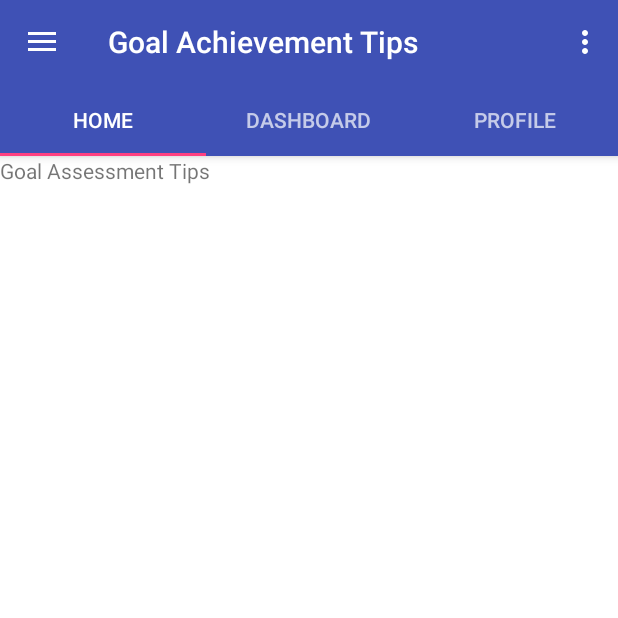
After one commit to duncan0506/LeapOnline2.0, an Android app: the fragment FragmentGoalTips placed in its activity, on a phone screen of 412 x 824 dp, the top half of it. The commit adds this screen. Run offline under Robolectric (Android 15) with nearby library versions, the phone set to English and light mode, and no system bars.

```diff
--- /dev/null
+++ b/app/src/main/java/com/peoplecoachingworks/leapstudio20/FragmentGoalTips.java
@@ -0,0 +1,34 @@
+package com.peoplecoachingworks.leapstudio20;
+
+import android.os.Bundle;
+import android.support.annotation.Nullable;
+import android.support.v4.app.Fragment;
+import android.view.LayoutInflater;
+import android.view.View;
+import android.view.ViewGroup;
+
+
+/**
+ * A simple {@link Fragment} subclass.
+ * Activities that contain this fragment must implement the
+ * {@link FragmentGoalTips.OnFragmentInteractionListener} interface
+ * to handle interaction events.
+ * Use the {@link FragmentGoalTips#newInstance} factory method to
+ * create an instance of this fragment.
+ */
+public class FragmentGoalTips extends Fragment {
+
+    @Override
+    public void onCreate(@Nullable Bundle savedInstanceState) {
+        super.onCreate(savedInstanceState);
+
+        getActivity().setTitle("Goal Achievement Tips"); //Set title for Fragment
+    }
+
+    @Nullable
+    @Override
+    public View onCreateView(LayoutInflater inflater, @Nullable ViewGroup container, @Nullable Bundle savedInstanceState) {
+        return inflater.inflate(R.layout.fragment_goal_tips, container, false);
+    }
+
+}
--- /dev/null
+++ b/app/src/main/res/drawable/ic_home_black_24dp.xml
@@ -0,0 +1,9 @@
+<vector xmlns:android="http://schemas.android.com/apk/res/android"
+    android:width="24dp"
+    android:height="24dp"
+    android:viewportHeight="24.0"
+    android:viewportWidth="24.0">
+    <path
+        android:fillColor="#FF000000"
+        android:pathData="M10,20v-6h4v6h5v-8h3L12,3 2,12h3v8z" />
+</vector>
--- /dev/null
+++ b/app/src/main/res/drawable/ic_star_black_24dp.xml
@@ -0,0 +1,9 @@
+<vector xmlns:android="http://schemas.android.com/apk/res/android"
+    android:width="24dp"
+    android:height="24dp"
+    android:viewportHeight="24.0"
+    android:viewportWidth="24.0">
+    <path
+        android:fillColor="#FF000000"
+        android:pathData="M12,17.27L18.18,21l-1.64,-7.03L22,9.24l-7.19,-0.61L12,2 9.19,8.63 2,9.24l5.46,4.73L5.82,21z" />
+</vector>
--- a/app/src/main/res/layout/app_bar_nav_drawer.xml
+++ b/app/src/main/res/layout/app_bar_nav_drawer.xml
@@ -42,6 +42,7 @@
 
     </android.support.design.widget.AppBarLayout>
 
+
     <include layout="@layout/content_nav_drawer" />
 
 </android.support.design.widget.CoordinatorLayout>
--- a/app/src/main/res/layout/content_nav_drawer.xml
+++ b/app/src/main/res/layout/content_nav_drawer.xml
@@ -2,6 +2,7 @@
 <android.support.constraint.ConstraintLayout xmlns:android="http://schemas.android.com/apk/res/android"
     xmlns:app="http://schemas.android.com/apk/res-auto"
     xmlns:tools="http://schemas.android.com/tools"
+    android:id="@+id/container"
     android:layout_width="match_parent"
     android:layout_height="match_parent"
     app:layout_behavior="@string/appbar_scrolling_view_behavior"
@@ -14,4 +15,10 @@
         android:layout_width="match_parent"
         android:layout_height="match_parent"></android.support.v4.view.ViewPager>
 
+    <FrameLayout
+        android:id="@+id/frame"
+        android:layout_width="match_parent"
+        android:layout_height="match_parent"
+        app:layout_behavior="@string/appbar_scrolling_view_behavior"></FrameLayout>
+
 </android.support.constraint.ConstraintLayout>
--- /dev/null
+++ b/app/src/main/res/layout/fragment_goal_tips.xml
@@ -0,0 +1,14 @@
+<FrameLayout xmlns:android="http://schemas.android.com/apk/res/android"
+    xmlns:tools="http://schemas.android.com/tools"
+    android:layout_width="match_parent"
+    android:layout_height="match_parent"
+    android:background="@color/white"
+    tools:context="com.peoplecoachingworks.leapstudio20.FragmentGoalTips">
+
+    <!-- TODO: Update blank fragment layout -->
+    <TextView
+        android:layout_width="match_parent"
+        android:layout_height="match_parent"
+        android:text="Goal Assessment Tips" />
+
+</FrameLayout>
--- a/app/src/main/res/menu/activity_nav_drawer_drawer.xml
+++ b/app/src/main/res/menu/activity_nav_drawer_drawer.xml
@@ -3,15 +3,26 @@
     xmlns:tools="http://schemas.android.com/tools"
     tools:showIn="navigation_view">
 
+
+    <item android:title="Home">
+        <menu>
+            <item
+                android:id="@+id/nav_home"
+                android:icon="@drawable/ic_home_black_24dp"
+                android:title="Home" />
+        </menu>
+    </item>
+
+
     <group android:checkableBehavior="single">
         <item
-            android:id="@+id/nav_camera"
-            android:icon="@drawable/ic_menu_camera"
-            android:title="Import" />
+            android:id="@+id/nav_assessment"
+            android:icon="@drawable/ic_assessment_black_24dp"
+            android:title="Assessment" />
         <item
-            android:id="@+id/nav_gallery"
-            android:icon="@drawable/ic_menu_gallery"
-            android:title="Gallery" />
+            android:id="@+id/nav_goal_tips"
+            android:icon="@drawable/ic_star_black_24dp"
+            android:title="Goal Achievement Tips" />
         <item
             android:id="@+id/nav_notification"
             android:icon="@drawable/ic_menu_notifications"
```
Also changed, not shown: app/src/main/java/com/peoplecoachingworks/leapstudio20/DatePickerFragment.java (deleted, +0 -26 lines), app/src/main/java/com/peoplecoachingworks/leapstudio20/FragmentAssessment.java (added, +24 -0 lines), app/src/main/java/com/peoplecoachingworks/leapstudio20/FragmentNotification.java (added, +24 -0 lines), app/src/main/java/com/peoplecoachingworks/leapstudio20/FragmentResources.java (added, +25 -0 lines), app/src/main/java/com/peoplecoachingworks/leapstudio20/FragmentSettings.java (added, +24 -0 lines), app/src/main/java/com/peoplecoachingworks/leapstudio20/NavDrawerActivity.java (+36 -15 lines), app/src/main/java/com/peoplecoachingworks/leapstudio20/TimePickerFragment.java (deleted, +0 -27 lines), app/src/main/res/layout/fragment_assessment.xml (added, +14 -0 lines), app/src/main/res/layout/fragment_notification.xml (added, +13 -0 lines), app/src/main/res/layout/fragment_resources.xml (added, +13 -0 lines), app/src/main/res/layout/fragment_settings.xml (added, +13 -0 lines).
